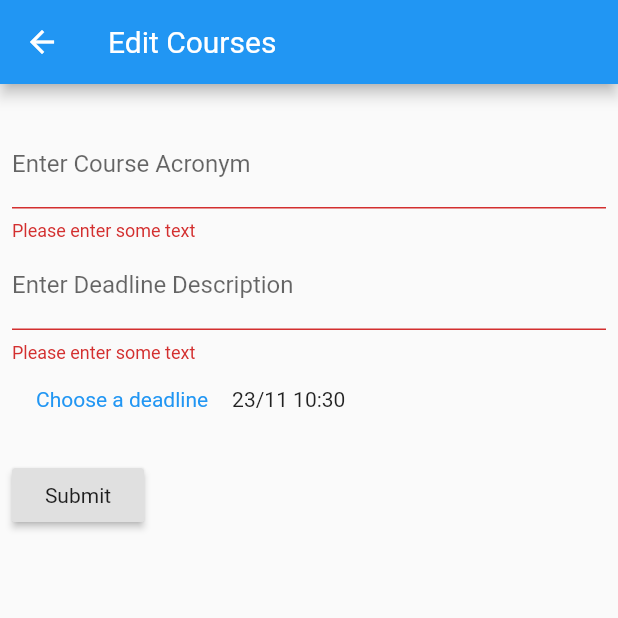
After one commit to utarit/metu_buddy, a Flutter app: the DeadlineEditScreen screen opened directly, after a tap on "Submit", on a phone screen of 412 x 824 dp, the top half of it. The commit adds this screen. Run offline on Flutter 3.47's test engine with Material 2 defaults, Android fonts, the phone set to English and light mode, and no system bars; our stand-ins replace flutter_datetime_picker; network calls fail; statements that could not run were skipped.

Commit message:
Deadline add screen

```diff
--- /dev/null
+++ b/lib/screens/deadline_edit_screen.dart
@@ -0,0 +1,108 @@
+import 'package:flutter/material.dart';
+import 'package:flutter_datetime_picker/flutter_datetime_picker.dart';
+import 'package:metu_helper/models/course_schedule.dart';
+
+class DeadlineEditScreen extends StatefulWidget {
+  @override
+  _DeadlineEditScreenState createState() => _DeadlineEditScreenState();
+}
+
+class _DeadlineEditScreenState extends State<DeadlineEditScreen> {
+  final _formKey = GlobalKey<FormState>();
+  DateTime deadline;
+  final courseNameController = TextEditingController();
+  final descriptionController = TextEditingController();
+
+  String fs(int n) => n < 9 ? "0$n" : "$n";
+  String formattedDate(DateTime date) =>
+      "${fs(date.day)}/${fs(date.month)} ${fs(date.hour)}:${fs(date.minute)}";
+
+  @override
+  void initState() {
+    super.initState();
+    deadline = DateTime.now();
+  }
+
+  @override
+  Widget build(BuildContext context) {
+    return Scaffold(
+      appBar: AppBar(
+        title: Text("Edit Courses"),
+      ),
+      body: Form(
+        key: _formKey,
+        child: Padding(
+          padding: const EdgeInsets.all(8.0),
+          child: Column(
+            crossAxisAlignment: CrossAxisAlignment.start,
+            children: <Widget>[
+              Text(""),
+              TextFormField(
+                controller: courseNameController,
+                decoration: InputDecoration(labelText: 'Enter Course Acronym'),
+                validator: (value) {
+                  if (value.isEmpty) {
+                    return 'Please enter some text';
+                  }
+                  return null;
+                },
+              ),
+              TextFormField(
+                controller: descriptionController,
+                decoration:
+                    InputDecoration(labelText: 'Enter Deadline Description'),
+                validator: (value) {
+                  if (value.isEmpty) {
+                    return 'Please enter some text';
+                  }
+                  return null;
+                },
+              ),
+              Row(
+                children: <Widget>[
+                  FlatButton(
+                      onPressed: () {
+                        DatePicker.showDateTimePicker(context,
+                            showTitleActions: true,
+                            minTime: DateTime.now(),
+                            maxTime: DateTime.utc(
+                                DateTime.now().year + 1, 12, 31, 23, 59),
+                            onConfirm: (date) {
+                          setState(() {
+                            deadline = date;
+                          });
+                        }, currentTime: DateTime.now());
+                      },
+                      child: Text(
+                        "Choose a deadline",
+                        style: TextStyle(color: Colors.blue),
+                      )),
+                  Text(deadline == null ? "" : formattedDate(deadline))
+                ],
+              ),
+              Padding(
+                padding: const EdgeInsets.symmetric(vertical: 16.0),
+                child: RaisedButton(
+                  onPressed: () {
+                    // Validate returns true if the form is valid, or false
+                    // otherwise.
+                    if (_formKey.currentState.validate()) {
+                      Map<String, dynamic> data = {
+                        "course": courseNameController.text,
+                        "description": descriptionController.text,
+                        "deadline": deadline
+                      };
+
+                      Navigator.pop(context, data);
+                    }
+                  },
+                  child: Text('Submit'),
+                ),
+              ),
+            ],
+          ),
+        ),
+      ),
+    );
+  }
+}
--- a/pubspec.yaml
+++ b/pubspec.yaml
@@ -18,6 +18,7 @@ environment:
 
 dependencies:
   http:
+  flutter_datetime_picker: ^1.2.8
   flutter_staggered_grid_view: ^0.3.0
   flutter:
     sdk: flutter
```
Also changed, not shown: lib/models/course_schedule.dart (+1 -9 lines), lib/screens/agenda_screen.dart (+71 -21 lines), lib/screens/course_edit_screen.dart (added, +25 -0 lines), pubspec.lock.
